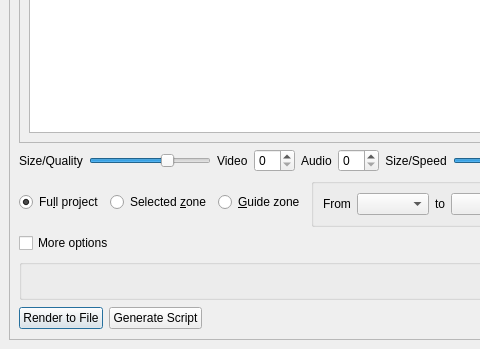
Above: src/ui/renderwidget_ui.ui from KDE/kdenlive before the change; both pictures show x 0 to 480 and y 253 to 602 of the 1119 by 602 pixel window. Below: the same form after it.
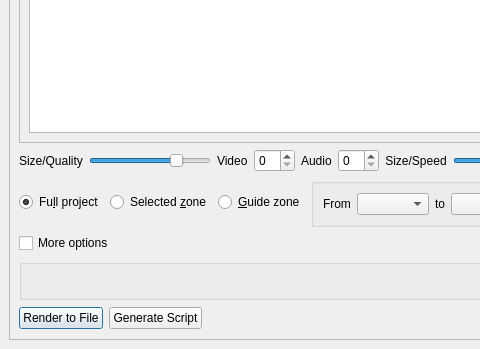
That is the form after the change. Custom widgets are drawn as their Qt base class.

Commit message:
quality slider steps; custom profiles 1st
+ properly restore render properties

```diff
--- a/src/ui/renderwidget_ui.ui
+++ b/src/ui/renderwidget_ui.ui
@@ -166,16 +166,13 @@
                </sizepolicy>
               </property>
               <property name="minimum">
-               <number>1</number>
+               <number>0</number>
               </property>
               <property name="maximum">
-               <number>10</number>
-              </property>
-              <property name="pageStep">
-               <number>3</number>
+               <number>4</number>
               </property>
               <property name="value">
-               <number>7</number>
+               <number>3</number>
               </property>
               <property name="orientation">
                <enum>Qt::Horizontal</enum>
```
The commit also changes 1 other file.
